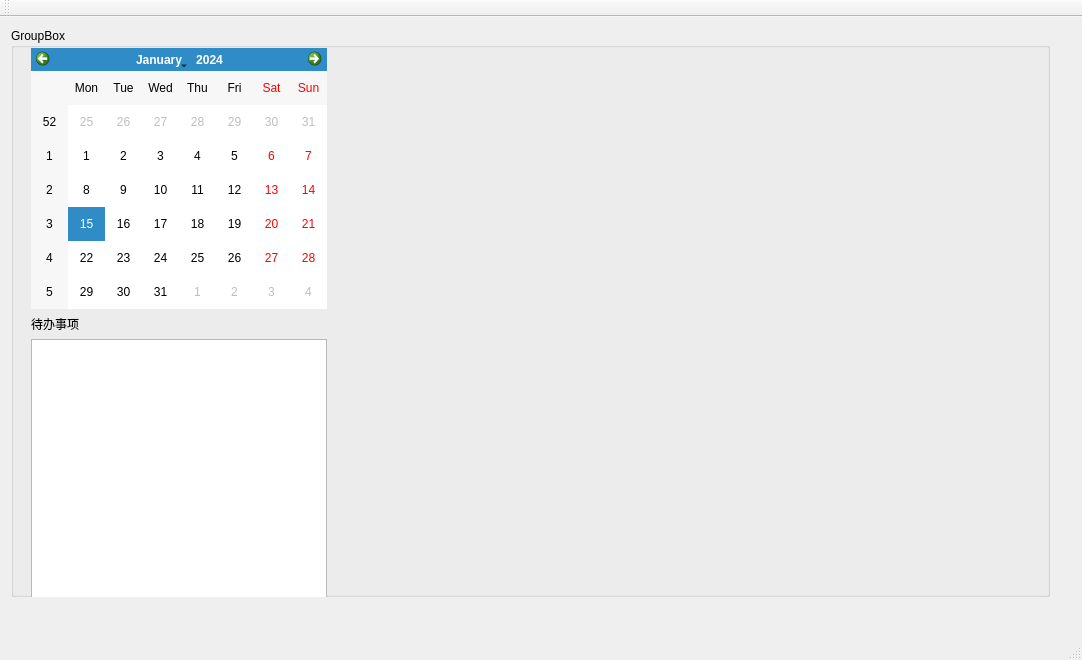
First picture: the form in StudentDormManage/mainwindow.ui, repository ThocatsYoung/StuDormMana, before the edit.
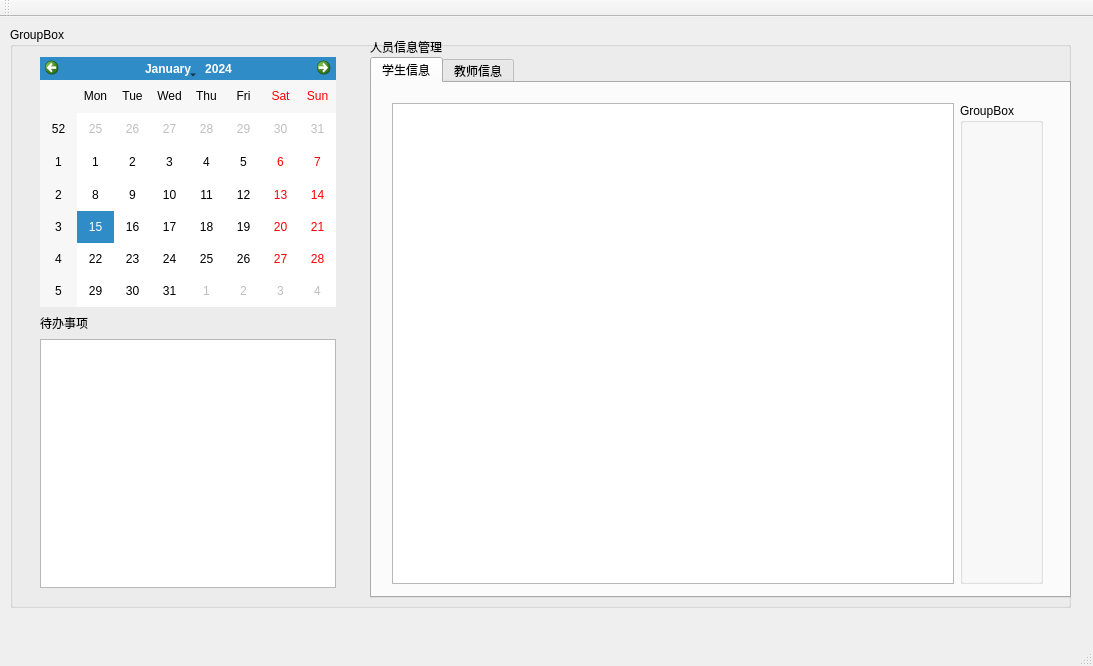
Second picture: the form after the edit.

```diff
--- a/StudentDormManage/mainwindow.ui
+++ b/StudentDormManage/mainwindow.ui
@@ -6,8 +6,8 @@
    <rect>
     <x>0</x>
     <y>0</y>
-    <width>1082</width>
-    <height>660</height>
+    <width>1093</width>
+    <height>666</height>
    </rect>
   </property>
   <property name="windowTitle">
@@ -19,11 +19,23 @@
      <rect>
       <x>0</x>
       <y>0</y>
-      <width>1061</width>
-      <height>591</height>
+      <width>1081</width>
+      <height>601</height>
      </rect>
     </property>
     <layout class="QHBoxLayout" name="horizontalLayout">
+     <property name="leftMargin">
+      <number>10</number>
+     </property>
+     <property name="topMargin">
+      <number>10</number>
+     </property>
+     <property name="rightMargin">
+      <number>10</number>
+     </property>
+     <property name="bottomMargin">
+      <number>10</number>
+     </property>
      <item>
       <widget class="QGroupBox" name="groupBox">
        <property name="title">
@@ -34,22 +46,25 @@
          <rect>
           <x>10</x>
           <y>10</y>
-          <width>316</width>
+          <width>336</width>
           <height>571</height>
          </rect>
         </property>
         <layout class="QVBoxLayout" name="verticalLayout">
+         <property name="spacing">
+          <number>7</number>
+         </property>
          <property name="leftMargin">
-          <number>10</number>
+          <number>20</number>
          </property>
          <property name="topMargin">
-          <number>10</number>
+          <number>20</number>
          </property>
          <property name="rightMargin">
-          <number>10</number>
+          <number>20</number>
          </property>
          <property name="bottomMargin">
-          <number>10</number>
+          <number>20</number>
          </property>
          <item>
           <widget class="QCalendarWidget" name="calendarWidget">
@@ -70,6 +85,183 @@
          </item>
         </layout>
        </widget>
+       <widget class="QStackedWidget" name="stackedWidget">
+        <property name="geometry">
+         <rect>
+          <x>360</x>
+          <y>10</y>
+          <width>701</width>
+          <height>561</height>
+         </rect>
+        </property>
+        <property name="currentIndex">
+         <number>0</number>
+        </property>
+        <widget class="QWidget" name="InformationPage">
+         <widget class="QTabWidget" name="InformationTabWidget">
+          <property name="geometry">
+           <rect>
+            <x>0</x>
+            <y>20</y>
+            <width>701</width>
+            <height>541</height>
+           </rect>
+          </property>
+          <property name="currentIndex">
+           <number>0</number>
+          </property>
+          <widget class="QWidget" name="studentTab">
+           <attribute name="title">
+            <string>学生信息</string>
+           </attribute>
+           <widget class="QWidget" name="horizontalLayoutWidget_2">
+            <property name="geometry">
+             <rect>
+              <x>10</x>
+              <y>10</y>
+              <width>671</width>
+              <height>501</height>
+             </rect>
+            </property>
+            <layout class="QHBoxLayout" name="horizontalLayout_2">
+             <property name="leftMargin">
+              <number>10</number>
+             </property>
+             <property name="topMargin">
+              <number>10</number>
+             </property>
+             <property name="rightMargin">
+              <number>10</number>
+             </property>
+             <property name="bottomMargin">
+              <number>10</number>
+             </property>
+             <item>
+              <widget class="QTreeView" name="treeView"/>
+             </item>
+             <item>
+              <widget class="QGroupBox" name="groupBox_2">
+               <property name="title">
+                <string>GroupBox</string>
+               </property>
+              </widget>
+             </item>
+            </layout>
+           </widget>
+          </widget>
+          <widget class="QWidget" name="teacherTab">
+           <attribute name="title">
+            <string>教师信息</string>
+           </attribute>
+           <widget class="QWidget" name="horizontalLayoutWidget_3">
+            <property name="geometry">
+             <rect>
+              <x>10</x>
+              <y>10</y>
+              <width>671</width>
+              <height>491</height>
+             </rect>
+            </property>
+            <layout class="QHBoxLayout" name="horizontalLayout_3">
+             <property name="leftMargin">
+              <number>10</number>
+             </property>
+             <property name="topMargin">
+              <number>10</number>
+             </property>
+             <property name="rightMargin">
+              <number>10</number>
+             </property>
+             <property name="bottomMargin">
+              <number>10</number>
+             </property>
+             <item>
+              <widget class="QListView" name="listView"/>
+             </item>
+             <item>
+              <widget class="QGroupBox" name="groupBox_3">
+               <property name="title">
+                <string>GroupBox</string>
+               </property>
+              </widget>
+             </item>
+            </layout>
+           </widget>
+          </widget>
+         </widget>
+         <widget class="QLabel" name="label_2">
+          <property name="geometry">
+           <rect>
+            <x>0</x>
+            <y>0</y>
+            <width>91</width>
+            <height>20</height>
+           </rect>
+          </property>
+          <property name="text">
+           <string>人员信息管理</string>
+          </property>
+         </widget>
+        </widget>
+        <widget class="QWidget" name="ManagePage">
+         <widget class="QTabWidget" name="MangeTabWidget">
+          <property name="geometry">
+           <rect>
+            <x>10</x>
+            <y>30</y>
+            <width>691</width>
+            <height>531</height>
+           </rect>
+          </property>
+          <property name="currentIndex">
+           <number>0</number>
+          </property>
+          <widget class="QWidget" name="PlayroomsManageTab">
+           <attribute name="title">
+            <string>活动室管理</string>
+           </attribute>
+          </widget>
+          <widget class="QWidget" name="GoAndLeaveTab">
+           <attribute name="title">
+            <string>留校/离校登记</string>
+           </attribute>
+          </widget>
+          <widget class="QWidget" name="RepairTab">
+           <attribute name="title">
+            <string>维修申请登记</string>
+           </attribute>
+          </widget>
+          <widget class="QWidget" name="OutsiderComeTab">
+           <attribute name="title">
+            <string>外访登记</string>
+           </attribute>
+          </widget>
+          <widget class="QWidget" name="ThingsMangeTab">
+           <attribute name="title">
+            <string>公用物品管理</string>
+           </attribute>
+          </widget>
+          <widget class="QWidget" name="RuleBreakRecordTab">
+           <attribute name="title">
+            <string>违纪登记</string>
+           </attribute>
+          </widget>
+         </widget>
+         <widget class="QLabel" name="label_3">
+          <property name="geometry">
+           <rect>
+            <x>10</x>
+            <y>0</y>
+            <width>71</width>
+            <height>20</height>
+           </rect>
+          </property>
+          <property name="text">
+           <string>功能管理</string>
+          </property>
+         </widget>
+        </widget>
+       </widget>
       </widget>
      </item>
     </layout>
```
Left out of the diff: 4 changed lines with no effect on the pictures.
